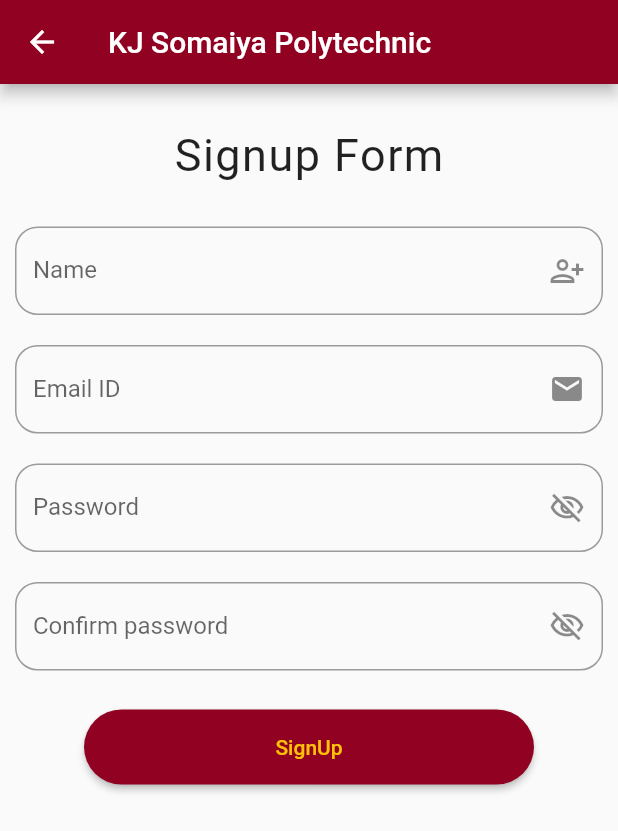
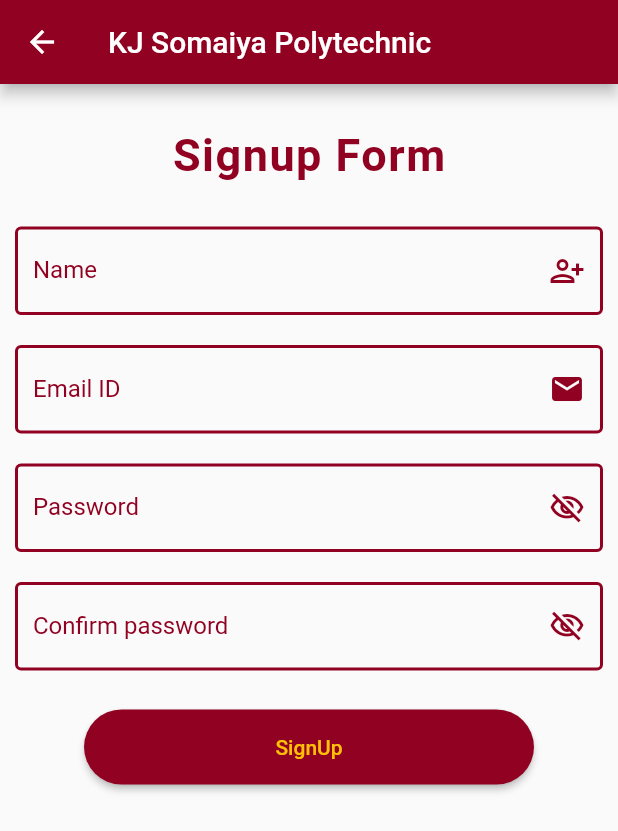
Before and after one commit to jay-salunke/admissionrelatedportfolio, a Flutter app: the SignupPage screen opened by its route, on a phone screen of 412 x 824 dp. Shown: the top 831 px of the screen. Run offline on Flutter 3.47's test engine with Material 2 defaults, Android fonts, the phone set to English and light mode, and no system bars; drawn by our look-alikes of rounded_loading_button; our stand-ins replace cloud_firestore, dio, firebase_auth, firebase_core, firebase_storage, flash and 1 more; missing offline and left inert: flutter_downloader; accounts and stored records are empty.

Commit message:
Change the color of textform field

```diff
--- a/lib/Pages/signUp.dart
+++ b/lib/Pages/signUp.dart
@@ -87,8 +87,9 @@ class _SignupPageState extends State<SignupPage> {
                 Text(
                   'Signup Form',
                   style: TextStyle(
-                    color: Colors.black87,
+                    color: Color(mainColor),
                     fontSize: 30,
+                    fontWeight: FontWeight.bold,
                     letterSpacing: 1.0,
                   ),
                 ),
@@ -98,12 +99,24 @@ class _SignupPageState extends State<SignupPage> {
                   child: TextFormField(
                     keyboardType: TextInputType.text,
                     decoration: InputDecoration(
+                      border: OutlineInputBorder(),
+                      focusedBorder: OutlineInputBorder(
+                        borderSide:
+                            BorderSide(color: Color(mainColor), width: 2.0),
+                      ),
+                      enabledBorder: OutlineInputBorder(
+                        borderSide: BorderSide(
+                          color: Color(mainColor),
+                          width: 2.0,
+                        ),
+                      ),
                       labelText: 'Name',
-                      suffixIcon: Icon(Icons.person_add_alt),
-                      border: OutlineInputBorder(
-                        borderRadius: BorderRadius.all(
-                          Radius.circular(15),
-                        ),
+                      labelStyle: TextStyle(
+                        color: Color(mainColor),
+                      ),
+                      suffixIcon: Icon(
+                        Icons.person_add_alt,
+                        color: Color(mainColor),
                       ),
                     ),
                     validator: (value) {
@@ -123,10 +136,22 @@ class _SignupPageState extends State<SignupPage> {
                     keyboardType: TextInputType.emailAddress,
                     decoration: InputDecoration(
                       labelText: 'Email ID',
-                      suffixIcon: Icon(Icons.email),
-                      border: OutlineInputBorder(
-                        borderRadius: BorderRadius.all(
-                          Radius.circular(15),
+                      labelStyle: TextStyle(
+                        color: Color(mainColor),
+                      ),
+                      suffixIcon: Icon(
+                        Icons.email,
+                        color: Color(mainColor),
+                      ),
+                      border: OutlineInputBorder(),
+                      focusedBorder: OutlineInputBorder(
+                        borderSide:
+                            BorderSide(color: Color(mainColor), width: 2.0),
+                      ),
+                      enabledBorder: OutlineInputBorder(
+                        borderSide: BorderSide(
+                          color: Color(mainColor),
+                          width: 2.0,
                         ),
                       ),
                     ),
@@ -148,15 +173,25 @@ class _SignupPageState extends State<SignupPage> {
                     keyboardType: TextInputType.text,
                     decoration: InputDecoration(
                       labelText: 'Password',
+                      labelStyle: TextStyle(
+                        color: Color(mainColor),
+                      ),
                       suffixIcon: IconButton(
                         icon: Icon(
                           Icons.visibility_off_outlined,
+                          color: Color(mainColor),
                         ),
                         onPressed: () {},
                       ),
-                      border: OutlineInputBorder(
-                        borderRadius: BorderRadius.all(
-                          Radius.circular(15),
+                      border: OutlineInputBorder(),
+                      focusedBorder: OutlineInputBorder(
+                        borderSide:
+                            BorderSide(color: Color(mainColor), width: 2.0),
+                      ),
+                      enabledBorder: OutlineInputBorder(
+                        borderSide: BorderSide(
+                          color: Color(mainColor),
+                          width: 2.0,
                         ),
                       ),
                     ),
@@ -177,15 +212,25 @@ class _SignupPageState extends State<SignupPage> {
                     keyboardType: TextInputType.text,
                     decoration: InputDecoration(
                       labelText: 'Confirm password',
+                      labelStyle: TextStyle(
+                        color: Color(mainColor),
+                      ),
                       suffixIcon: IconButton(
                         icon: Icon(
                           Icons.visibility_off_outlined,
+                          color: Color(mainColor),
                         ),
                         onPressed: () {},
                       ),
-                      border: OutlineInputBorder(
-                        borderRadius: BorderRadius.all(
-                          Radius.circular(15),
+                      border: OutlineInputBorder(),
+                      focusedBorder: OutlineInputBorder(
+                        borderSide:
+                            BorderSide(color: Color(mainColor), width: 2.0),
+                      ),
+                      enabledBorder: OutlineInputBorder(
+                        borderSide: BorderSide(
+                          color: Color(mainColor),
+                          width: 2.0,
                         ),
                       ),
                     ),
@@ -205,8 +250,10 @@ class _SignupPageState extends State<SignupPage> {
                 ),
                 RoundedLoadingButton(
                     color: Color(mainColor),
-                    child:
-                        Text('SignUp', style: TextStyle(color: Colors.amber,)),
+                    child: Text('SignUp',
+                        style: TextStyle(
+                          color: Colors.amber,
+                        )),
                     controller: _btnController,
                     onPressed: () async {
                       if (_validateForm()) {
```
